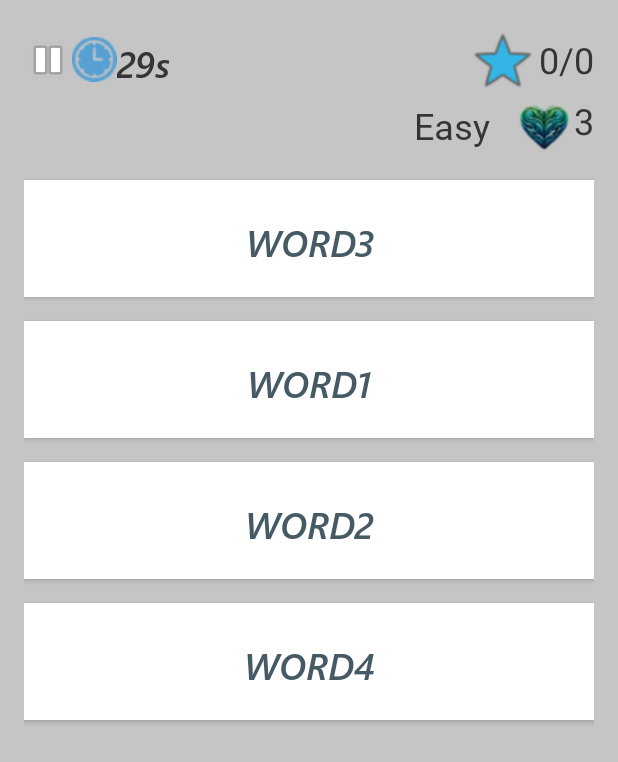
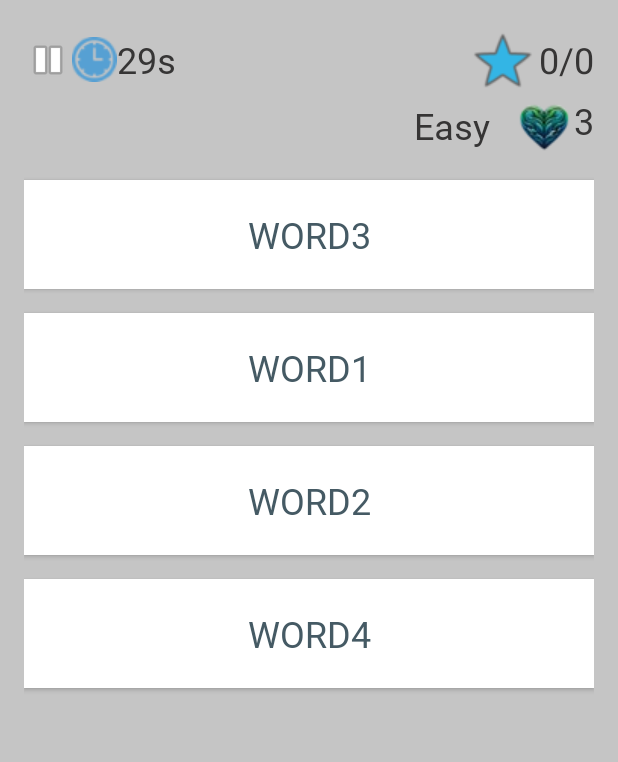
Before and after one commit to Stensel8/Half-a-Minute-IT-Madness-Android, an Android app: the GuessingGame screen opened directly, with no data from a screen before it, on a phone screen of 412 x 824 dp. Shown: the top 762 px of the screen. Run offline under Robolectric (Android 15) with nearby library versions, the phone set to English and light mode, and no system bars.

Commit message:
Button 2
Changed button in settings

```diff
--- a/app/src/main/res/layout/guessing_game.xml
+++ b/app/src/main/res/layout/guessing_game.xml
@@ -13,6 +13,7 @@
         android:orientation="horizontal"
         android:gravity="center_vertical">
 
+        <!-- imageButton pause button -->
         <ImageButton
             android:layout_width="wrap_content"
             android:layout_height="30dp"
@@ -21,6 +22,7 @@
             android:onClick="pauseGame"
             app:srcCompat="@android:drawable/ic_media_pause" />
 
+        <!-- TextView timer -->
         <TextView
             android:id="@+id/tvTimer"
             android:layout_width="0dp"
@@ -30,10 +32,11 @@
             android:text="@string/TimerValue"
             android:textColor="?attr/textColor"
             android:textSize="24sp"
-            android:fontFamily="@font/seguisbi"
+            android:fontFamily="@font/segoeui"
             app:drawableLeftCompat="@drawable/timer_blue"
             app:drawableStartCompat="@drawable/timer_blue" />
 
+        <!-- TextView Points -->a
         <TextView
             android:id="@+id/tvPoints"
             android:layout_width="wrap_content"
@@ -52,6 +55,7 @@
         android:orientation="horizontal"
         android:gravity="center_vertical|end">
 
+        <!-- TextView Difficulty (easy, medium, hard) -->
         <TextView
             android:id="@+id/tvDifficulty"
             android:layout_width="wrap_content"
@@ -61,6 +65,8 @@
             android:textSize="24sp"
             android:fontFamily="@font/segoeui" />
 
+        <!-- TODO: look for inplementation in guessing game -->
+        <!-- textVieuw lives -->
         <TextView
             android:id="@+id/tvLives"
             android:layout_width="wrap_content"
@@ -70,55 +76,64 @@
             android:textColor="?attr/textColor"
             android:textSize="24sp"
             app:drawableLeftCompat="@drawable/heart"
-            app:drawableStartCompat="@drawable/heart" />
+            app:drawableStartCompat="@drawable/heart"
+            android:fontFamily="@font/segoeui"/>
     </LinearLayout>
 
+    <!-- Button word 1 -->
     <Button
         android:id="@+id/txtvw1"
         android:layout_width="match_parent"
         android:layout_height="wrap_content"
         android:layout_marginTop="16dp"
         android:background="@drawable/rounded_btn"
-        android:fontFamily="@font/seguisbi"
+        android:fontFamily="@font/segoeuib"
         android:onClick="startGuessingGame"
         android:padding="20dp"
         android:text="@string/guessing_game"
         android:textColor="#455A64"
         android:textSize="24sp" />
+
+    <!-- Button word 2 -->
     <Button
         android:id="@+id/txtvw2"
         android:layout_width="match_parent"
         android:layout_height="wrap_content"
         android:layout_marginTop="16dp"
         android:background="@drawable/rounded_btn"
-        android:fontFamily="@font/seguisbi"
+        android:fontFamily="@font/segoeuib"
         android:onClick="startGuessingGame"
         android:padding="20dp"
         android:text="@string/guessing_game"
         android:textColor="#455A64"
         android:textSize="24sp" />
+
+    <!-- Button word 3 -->
     <Button
         android:id="@+id/txtvw3"
         android:layout_width="match_parent"
         android:layout_height="wrap_content"
         android:layout_marginTop="16dp"
         android:background="@drawable/rounded_btn"
-        android:fontFamily="@font/seguisbi"
+        android:fontFamily="@font/segoeuib"
         android:onClick="startGuessingGame"
         android:padding="20dp"
         android:text="@string/guessing_game"
         android:textColor="#455A64"
         android:textSize="24sp" />
+
+    <!-- Button word 4 -->
     <Button
         android:id="@+id/txtvw4"
         android:layout_width="match_parent"
         android:layout_height="wrap_content"
         android:layout_marginTop="16dp"
         android:background="@drawable/rounded_btn"
-        android:fontFamily="@font/seguisbi"
+        android:fontFamily="@font/segoeuib"
         android:onClick="startGuessingGame"
         android:padding="20dp"
         android:text="@string/guessing_game"
         android:textColor="#455A64"
         android:textSize="24sp" />
+
 </LinearLayout>
```
Also changed, not shown: app/src/main/res/layout/choose_game.xml (+12 -4 lines), app/src/main/res/layout/choose_language_game.xml (+32 -10 lines), app/src/main/res/layout/pause_menu.xml (+15 -5 lines).
